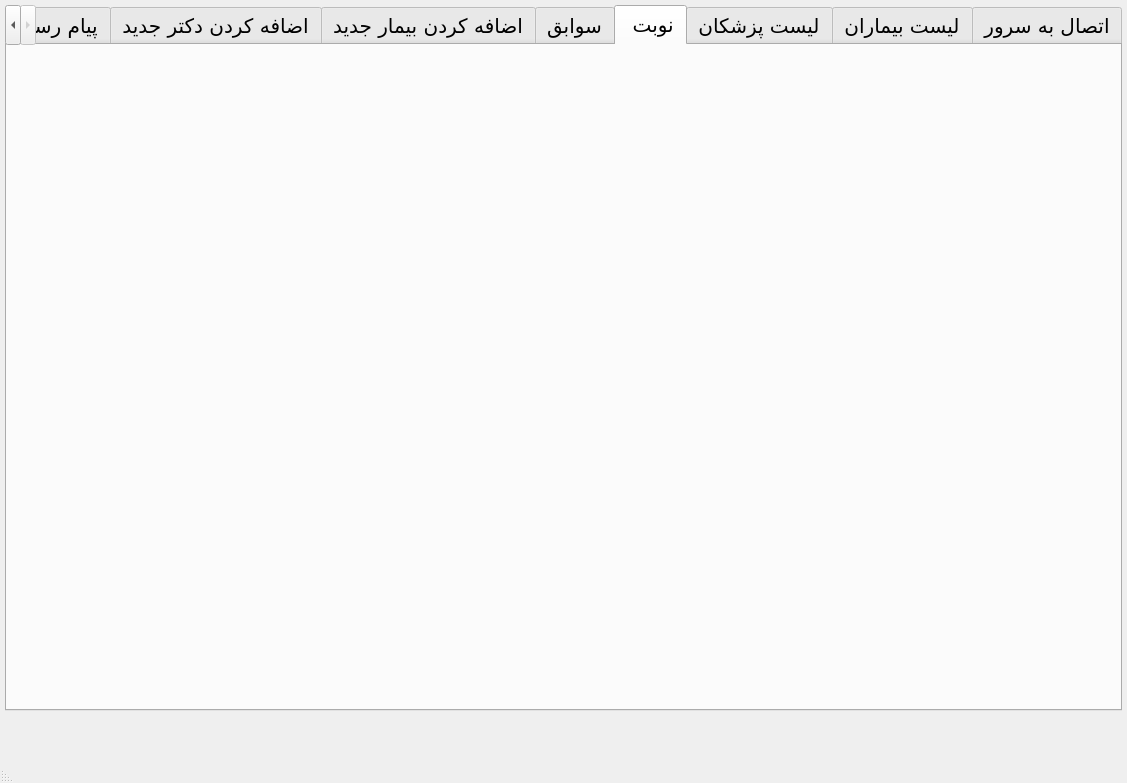
Before: the Qt Designer form gui/core_radio.ui in ali-ghazi78/AP-final_project, drawn with Qt 5.
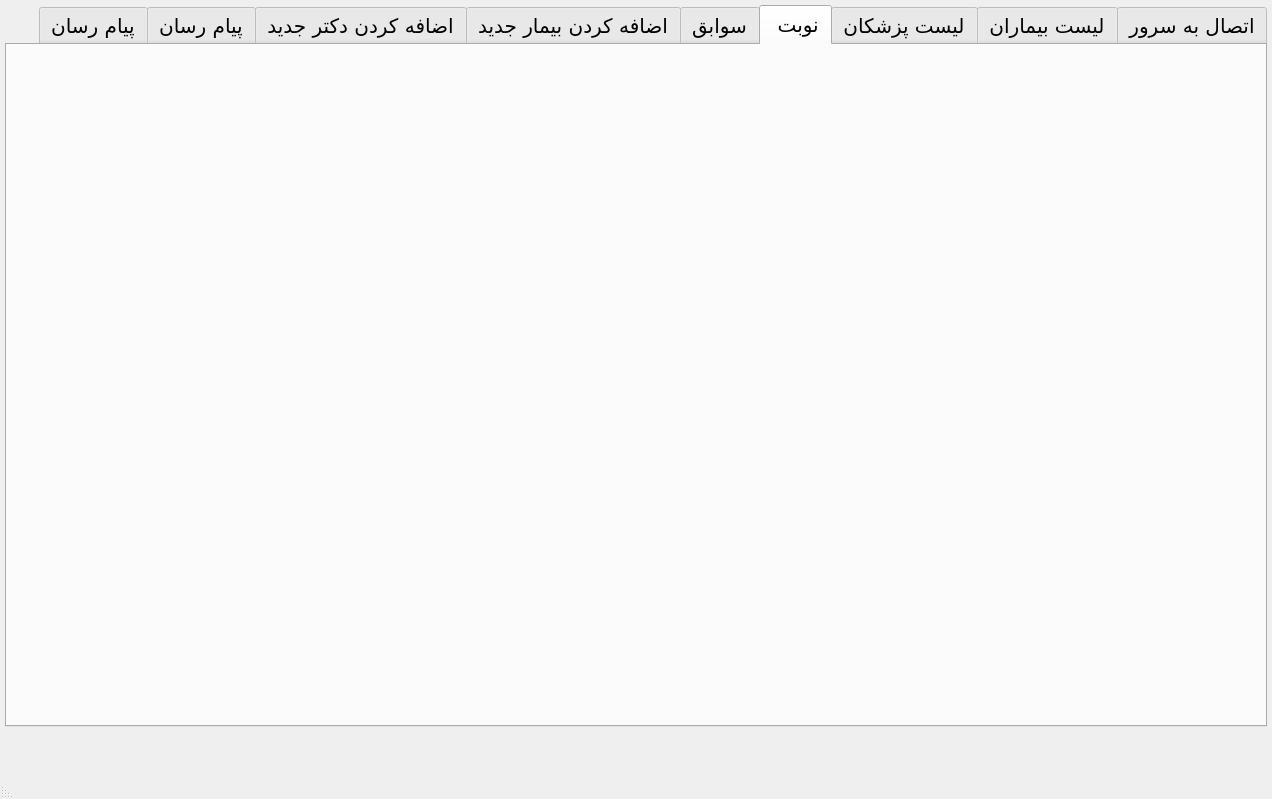
After: the same form once the commit is applied. The open tabs and pages were chosen to show the change. Icons and pictures are not drawn.

Patch:
```diff
--- a/gui/core_radio.ui
+++ b/gui/core_radio.ui
@@ -6,8 +6,8 @@
    <rect>
     <x>0</x>
     <y>0</y>
-    <width>1127</width>
-    <height>783</height>
+    <width>1272</width>
+    <height>799</height>
    </rect>
   </property>
   <property name="windowTitle">
```
Left out of the diff: 4 changed lines with no effect on the pictures.
